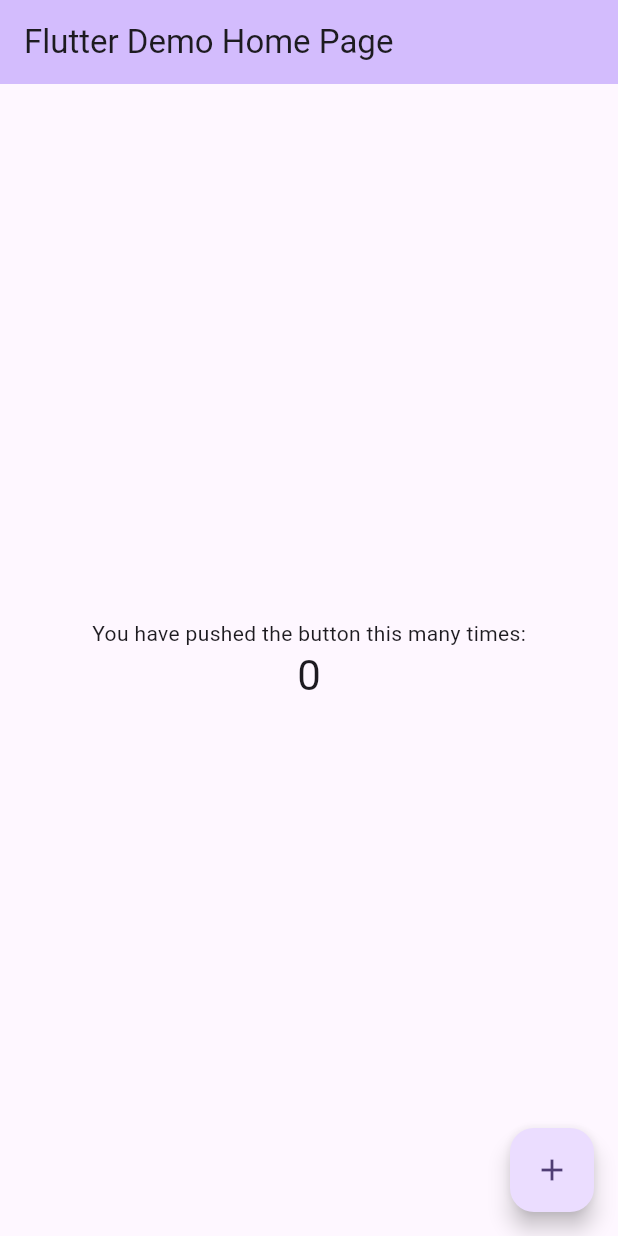
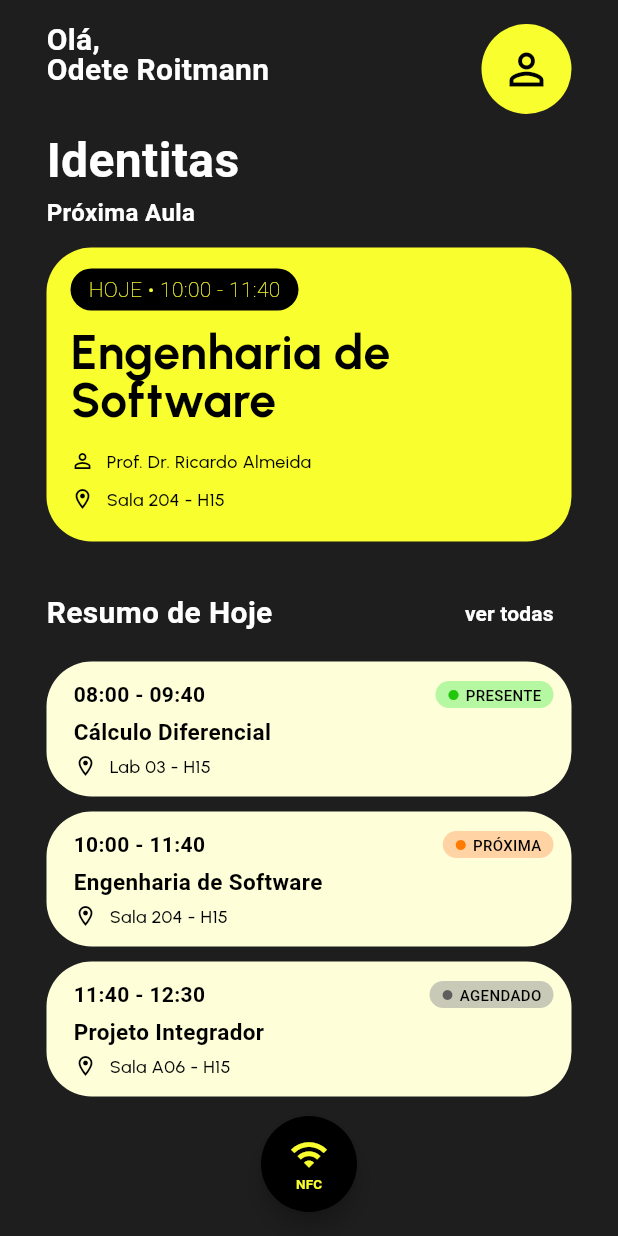
Before and after one commit to otavigoto/Identitas, a Flutter app: the screen it shows after launch, on a phone screen of 412 x 824 dp. Run offline on Flutter 3.47's test engine with Material 3 defaults, Android fonts, the phone set to English and light mode, and no system bars; our stand-ins replace google_fonts.

Commit message:
feat(flutter): tela inicial (homepage) com tema e fonte Urbanist

```diff
--- a/flutter/lib/main.dart
+++ b/flutter/lib/main.dart
@@ -1,122 +1,22 @@
 import 'package:flutter/material.dart';
 
+import 'screens/home_screen.dart';
+import 'theme.dart';
+
 void main() {
-  runApp(const MyApp());
+  runApp(const IdentitasApp());
 }
 
-class MyApp extends StatelessWidget {
-  const MyApp({super.key});
+class IdentitasApp extends StatelessWidget {
+  const IdentitasApp({super.key});
 
-  // This widget is the root of your application.
   @override
   Widget build(BuildContext context) {
     return MaterialApp(
-      title: 'Flutter Demo',
-      theme: ThemeData(
-        // This is the theme of your application.
-        //
-        // TRY THIS: Try running your application with "flutter run". You'll see
-        // the application has a purple toolbar. Then, without quitting the app,
-        // try changing the seedColor in the colorScheme below to Colors.green
-        // and then invoke "hot reload" (save your changes or press the "hot
-        // reload" button in a Flutter-supported IDE, or press "r" if you used
-        // the command line to start the app).
-        //
-        // Notice that the counter didn't reset back to zero; the application
-        // state is not lost during the reload. To reset the state, use hot
-        // restart instead.
-        //
-        // This works for code too, not just values: Most code changes can be
-        // tested with just a hot reload.
-        colorScheme: .fromSeed(seedColor: Colors.deepPurple),
-      ),
-      home: const MyHomePage(title: 'Flutter Demo Home Page'),
+      title: 'Identitas',
+      debugShowCheckedModeBanner: false,
+      theme: appTheme,
+      home: const HomeScreen(),
     );
   }
 }
-
-class MyHomePage extends StatefulWidget {
-  const MyHomePage({super.key, required this.title});
-
-  // This widget is the home page of your application. It is stateful, meaning
-  // that it has a State object (defined below) that contains fields that affect
-  // how it looks.
-
-  // This class is the configuration for the state. It holds the values (in this
-  // case the title) provided by the parent (in this case the App widget) and
-  // used by the build method of the State. Fields in a Widget subclass are
-  // always marked "final".
-
-  final String title;
-
-  @override
-  State<MyHomePage> createState() => _MyHomePageState();
-}
-
-class _MyHomePageState extends State<MyHomePage> {
-  int _counter = 0;
-
-  void _incrementCounter() {
-    setState(() {
-      // This call to setState tells the Flutter framework that something has
-      // changed in this State, which causes it to rerun the build method below
-      // so that the display can reflect the updated values. If we changed
-      // _counter without calling setState(), then the build method would not be
-      // called again, and so nothing would appear to happen.
-      _counter++;
-    });
-  }
-
-  @override
-  Widget build(BuildContext context) {
-    // This method is rerun every time setState is called, for instance as done
-    // by the _incrementCounter method above.
-    //
-    // The Flutter framework has been optimized to make rerunning build methods
-    // fast, so that you can just rebuild anything that needs updating rather
-    // than having to individually change instances of widgets.
-    return Scaffold(
-      appBar: AppBar(
-        // TRY THIS: Try changing the color here to a specific color (to
-        // Colors.amber, perhaps?) and trigger a hot reload to see the AppBar
-        // change color while the other colors stay the same.
-        backgroundColor: Theme.of(context).colorScheme.inversePrimary,
-        // Here we take the value from the MyHomePage object that was created by
-        // the App.build method, and use it to set our appbar title.
-        title: Text(widget.title),
-      ),
-      body: Center(
-        // Center is a layout widget. It takes a single child and positions it
-        // in the middle of the parent.
-        child: Column(
-          // Column is also a layout widget. It takes a list of children and
-          // arranges them vertically. By default, it sizes itself to fit its
-          // children horizontally, and tries to be as tall as its parent.
-          //
-          // Column has various properties to control how it sizes itself and
-          // how it positions its children. Here we use mainAxisAlignment to
-          // center the children vertically; the main axis here is the vertical
-          // axis because Columns are vertical (the cross axis would be
-          // horizontal).
-          //
-          // TRY THIS: Invoke "debug painting" (choose the "Toggle Debug Paint"
-          // action in the IDE, or press "p" in the console), to see the
-          // wireframe for each widget.
-          mainAxisAlignment: .center,
-          children: [
-            const Text('You have pushed the button this many times:'),
-            Text(
-              '$_counter',
-              style: Theme.of(context).textTheme.headlineMedium,
-            ),
-          ],
-        ),
-      ),
-      floatingActionButton: FloatingActionButton(
-        onPressed: _incrementCounter,
-        tooltip: 'Increment',
-        child: const Icon(Icons.add),
-      ),
-    );
-  }
-}
--- /dev/null
+++ b/flutter/lib/screens/home_screen.dart
@@ -0,0 +1,210 @@
+import 'package:flutter/material.dart';
+
+import '../theme.dart';
+
+enum StatusAula { presente, proxima, agendado }
+
+class Aula {
+  final String horario, nome, sala;
+  final StatusAula status;
+  const Aula(this.horario, this.nome, this.sala, this.status);
+}
+
+// ponytail: dados fixos do Figma; trocar pela API quando o backend expor as aulas do dia.
+const _aulasHoje = [
+  Aula('08:00 - 09:40', 'Cálculo Diferencial', 'Lab 03 - H15', StatusAula.presente),
+  Aula('10:00 - 11:40', 'Engenharia de Software', 'Sala 204 - H15', StatusAula.proxima),
+  Aula('11:40 - 12:30', 'Projeto Integrador', 'Sala A06 - H15', StatusAula.agendado),
+];
+
+class HomeScreen extends StatelessWidget {
+  const HomeScreen({super.key, this.nome = 'Odete Roitmann'});
+
+  final String nome;
+
+  @override
+  Widget build(BuildContext context) {
+    return Scaffold(
+      floatingActionButtonLocation: FloatingActionButtonLocation.centerFloat,
+      floatingActionButton: const _BotaoNfc(),
+      body: SafeArea(
+        child: ListView(
+          padding: const EdgeInsets.fromLTRB(31, 16, 31, 100),
+          children: [
+            Row(
+              crossAxisAlignment: CrossAxisAlignment.start,
+              children: [
+                Expanded(
+                  child: Text('Olá,\n$nome',
+                      style: const TextStyle(color: AppColors.branco, fontSize: 20, fontWeight: FontWeight.bold, height: 1)),
+                ),
+                Container(
+                  width: 60,
+                  height: 60,
+                  decoration: const BoxDecoration(color: AppColors.amarelo, shape: BoxShape.circle),
+                  child: const Icon(Icons.person_outline, size: 34, color: AppColors.preto),
+                ),
+              ],
+            ),
+            const SizedBox(height: 8),
+            const Text('Identitas', style: TextStyle(color: AppColors.branco, fontSize: 32, fontWeight: FontWeight.bold)),
+            const Text('Próxima Aula', style: TextStyle(color: AppColors.branco, fontSize: 16, fontWeight: FontWeight.bold)),
+            const SizedBox(height: 12),
+            const _CardProximaAula(),
+            const SizedBox(height: 24),
+            Row(
+              mainAxisAlignment: MainAxisAlignment.spaceBetween,
+              children: [
+                const Flexible(
+                  child: Text('Resumo de Hoje',
+                      style: TextStyle(color: AppColors.branco, fontSize: 20, fontWeight: FontWeight.bold),
+                      overflow: TextOverflow.ellipsis),
+                ),
+                TextButton(
+                  onPressed: () {},
+                  child: const Text('ver todas', style: TextStyle(color: AppColors.branco, fontSize: 14, fontWeight: FontWeight.w600)),
+                ),
+              ],
+            ),
+            const SizedBox(height: 8),
+            for (final aula in _aulasHoje) _CardAula(aula),
+          ],
+        ),
+      ),
+    );
+  }
+}
+
+class _CardProximaAula extends StatelessWidget {
+  const _CardProximaAula();
+
+  @override
+  Widget build(BuildContext context) {
+    return Container(
+      padding: const EdgeInsets.fromLTRB(16, 14, 16, 20),
+      decoration: BoxDecoration(color: AppColors.amarelo, borderRadius: BorderRadius.circular(30)),
+      child: Column(
+        crossAxisAlignment: CrossAxisAlignment.start,
+        children: [
+          Container(
+            padding: const EdgeInsets.symmetric(horizontal: 12, vertical: 4),
+            decoration: BoxDecoration(color: AppColors.preto, borderRadius: BorderRadius.circular(20)),
+            child: const Text('HOJE • 10:00 - 11:40',
+                style: TextStyle(color: AppColors.amarelo, fontSize: 14, fontWeight: FontWeight.w200)),
+          ),
+          const SizedBox(height: 12),
+          Text('Engenharia de\nSoftware', style: urbanist(size: 32, weight: FontWeight.bold).copyWith(height: 1)),
+          const SizedBox(height: 16),
+          _InfoLinha(Icons.person_outline, 'Prof. Dr. Ricardo Almeida'),
+          const SizedBox(height: 8),
+          _InfoLinha(Icons.location_on_outlined, 'Sala 204 - H15'),
+        ],
+      ),
+    );
+  }
+}
+
+class _CardAula extends StatelessWidget {
+  const _CardAula(this.aula);
+
+  final Aula aula;
+
+  @override
+  Widget build(BuildContext context) {
+    return Container(
+      margin: const EdgeInsets.only(bottom: 10),
+      padding: const EdgeInsets.fromLTRB(18, 12, 12, 12),
+      decoration: BoxDecoration(color: AppColors.creme, borderRadius: BorderRadius.circular(30)),
+      child: Column(
+        crossAxisAlignment: CrossAxisAlignment.start,
+        children: [
+          Row(
+            mainAxisAlignment: MainAxisAlignment.spaceBetween,
+            children: [
+              Flexible(
+                child: Text(aula.horario,
+                    style: const TextStyle(color: AppColors.preto, fontSize: 14, fontWeight: FontWeight.bold),
+                    overflow: TextOverflow.ellipsis),
+              ),
+              _Selo(aula.status),
+            ],
+          ),
+          const SizedBox(height: 4),
+          Text(aula.nome, style: const TextStyle(color: AppColors.preto, fontSize: 15, fontWeight: FontWeight.bold)),
+          const SizedBox(height: 4),
+          _InfoLinha(Icons.location_on_outlined, aula.sala),
+        ],
+      ),
+    );
+  }
+}
+
+class _Selo extends StatelessWidget {
+  const _Selo(this.status);
+
+  final StatusAula status;
+
+  @override
+  Widget build(BuildContext context) {
+    final (texto, fundo, ponto) = switch (status) {
+      StatusAula.presente => ('PRESENTE', const Color(0xFFB6F7A1), const Color(0xFF22C70B)),
+      StatusAula.proxima => ('PRÓXIMA', const Color(0xFFFFD3A3), const Color(0xFFFF7A00)),
+      StatusAula.agendado => ('AGENDADO', const Color(0xFFC9C9B8), const Color(0xFF5E5E5E)),
+    };
+    return Container(
+      padding: const EdgeInsets.symmetric(horizontal: 8, vertical: 2),
+      decoration: BoxDecoration(color: fundo, borderRadius: BorderRadius.circular(20)),
+      child: Row(
+        mainAxisSize: MainAxisSize.min,
+        children: [
+          Icon(Icons.circle, size: 8, color: ponto),
+          const SizedBox(width: 4),
+          Text(texto, style: const TextStyle(color: AppColors.preto, fontSize: 10, fontWeight: FontWeight.w500)),
+        ],
+      ),
+    );
+  }
+}
+
+class _InfoLinha extends StatelessWidget {
+  const _InfoLinha(this.icone, this.texto);
+
+  final IconData icone;
+  final String texto;
+
+  @override
+  Widget build(BuildContext context) {
+    return Row(
+      children: [
+        Icon(icone, size: 16, color: AppColors.preto),
+        const SizedBox(width: 8),
+        Flexible(child: Text(texto, style: urbanist(), overflow: TextOverflow.ellipsis)),
+      ],
+    );
+  }
+}
+
+class _BotaoNfc extends StatelessWidget {
+  const _BotaoNfc();
+
+  @override
+  Widget build(BuildContext context) {
+    return SizedBox(
+      width: 64,
+      height: 64,
+      child: FloatingActionButton(
+        backgroundColor: AppColors.preto,
+        shape: const CircleBorder(),
+        // ponytail: sem ação até a tela de NFC (do Nicolas) existir.
+        onPressed: () {},
+        child: const Column(
+          mainAxisSize: MainAxisSize.min,
+          children: [
+            Icon(Icons.wifi, color: AppColors.amarelo, size: 26),
+            Text('NFC', style: TextStyle(color: AppColors.amarelo, fontSize: 9, fontWeight: FontWeight.bold)),
+          ],
+        ),
+      ),
+    );
+  }
+}
--- /dev/null
+++ b/flutter/lib/theme.dart
@@ -0,0 +1,20 @@
+import 'package:flutter/material.dart';
+import 'package:google_fonts/google_fonts.dart';
+
+// Cores do Figma "Identitas Designs" (Props > cores)
+class AppColors {
+  static const amarelo = Color(0xFFF9FF2E);
+  static const creme = Color(0xFFFEFFD9);
+  static const fundo = Color(0xFF1E1E1E);
+  static const preto = Colors.black;
+  static const branco = Colors.white;
+}
+
+// Títulos usam SF Pro no Figma (fonte padrão do iOS); textos menores usam Urbanist.
+TextStyle urbanist({double size = 12, FontWeight weight = FontWeight.w500, Color color = AppColors.preto}) =>
+    GoogleFonts.urbanist(fontSize: size, fontWeight: weight, color: color);
+
+final appTheme = ThemeData(
+  scaffoldBackgroundColor: AppColors.fundo,
+  colorScheme: ColorScheme.fromSeed(seedColor: AppColors.amarelo, brightness: Brightness.dark),
+);
--- a/flutter/pubspec.yaml
+++ b/flutter/pubspec.yaml
@@ -34,6 +34,7 @@ dependencies:
   # The following adds the Cupertino Icons font to your application.
   # Use with the CupertinoIcons class for iOS style icons.
   cupertino_icons: ^1.0.8
+  google_fonts: ^9.0.0
 
 dev_dependencies:
   flutter_test:
```
Also changed, not shown: flutter/pubspec.lock, 1 other file.
